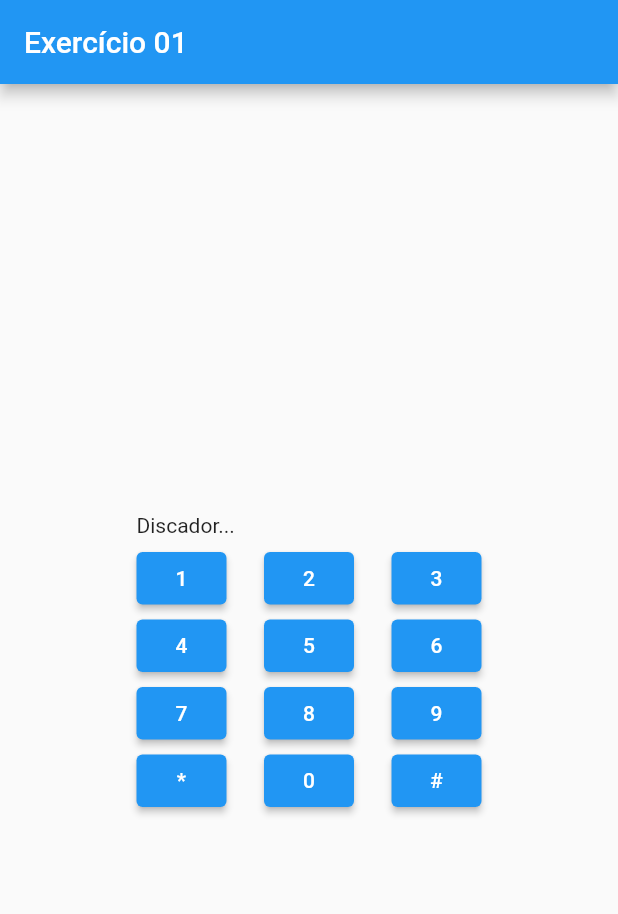
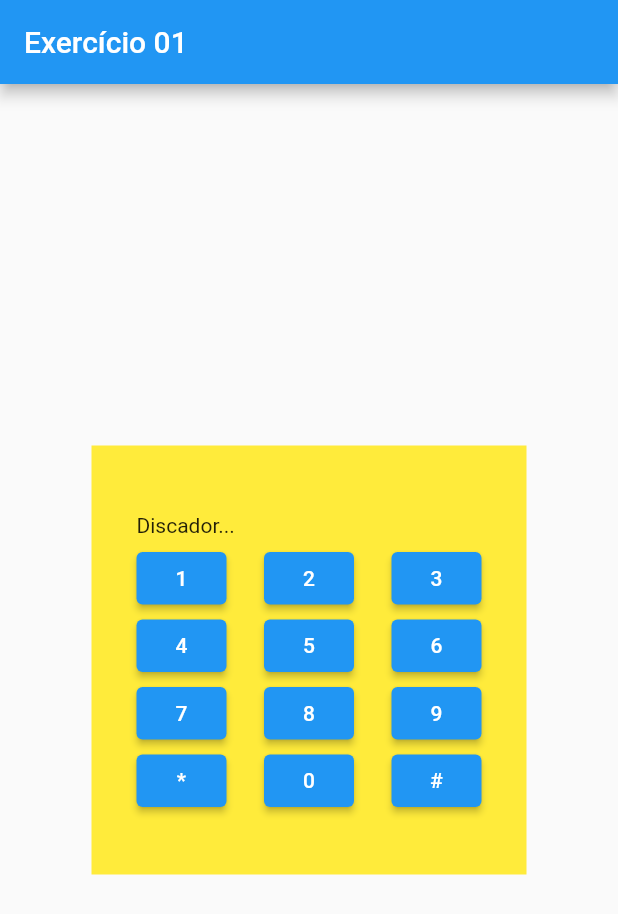
Before and after one commit to Imenatrix/discador, a Flutter app: the screen it shows after launch, on a phone screen of 412 x 824 dp. Shown: the top 914 px of the screen. Run offline on Flutter 3.47's test engine with Material 2 defaults, Android fonts, the light colour scheme and no system bars.

Commit message:
Adiciona fundo do teclado

```diff
--- a/lib/main.dart
+++ b/lib/main.dart
@@ -48,13 +48,17 @@ class Teclado extends StatelessWidget {
 
   @override
   Widget build(BuildContext context) {
-    return Wrap(
+    return Container(
+      color: Colors.yellow,
+      padding: EdgeInsets.fromLTRB(30, 45, 30, 45),
+      child: Wrap(
         spacing: 10,
         direction: Axis.vertical,
         children: [
           Text('Discador...'),
           ...teclado.map((linha) => Linha(linha: linha))
         ],
+      ),
     );
   }
 }
```
Lines whose indentation alone changed are shown as unchanged.
